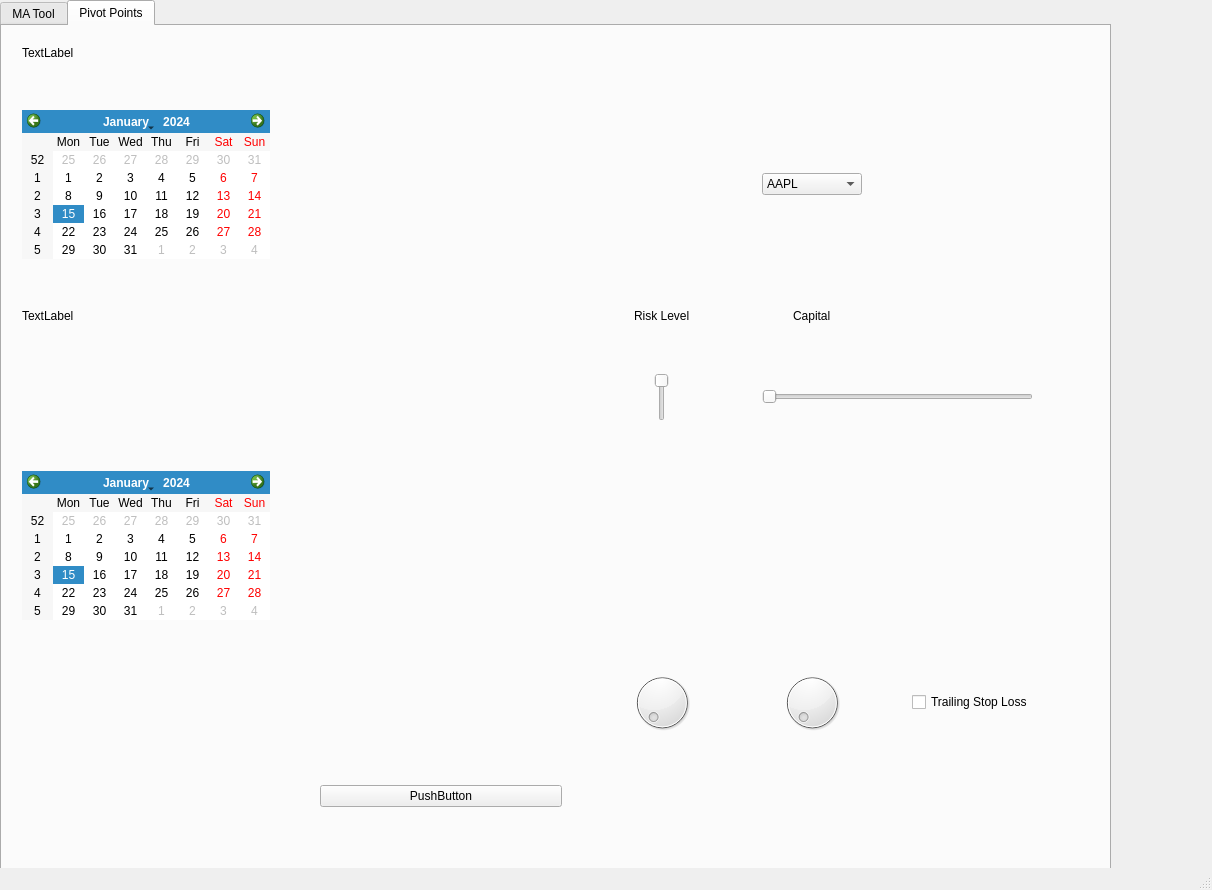
Old version of the form gui.ui in the repository MR-Crisp/Cryptobot.
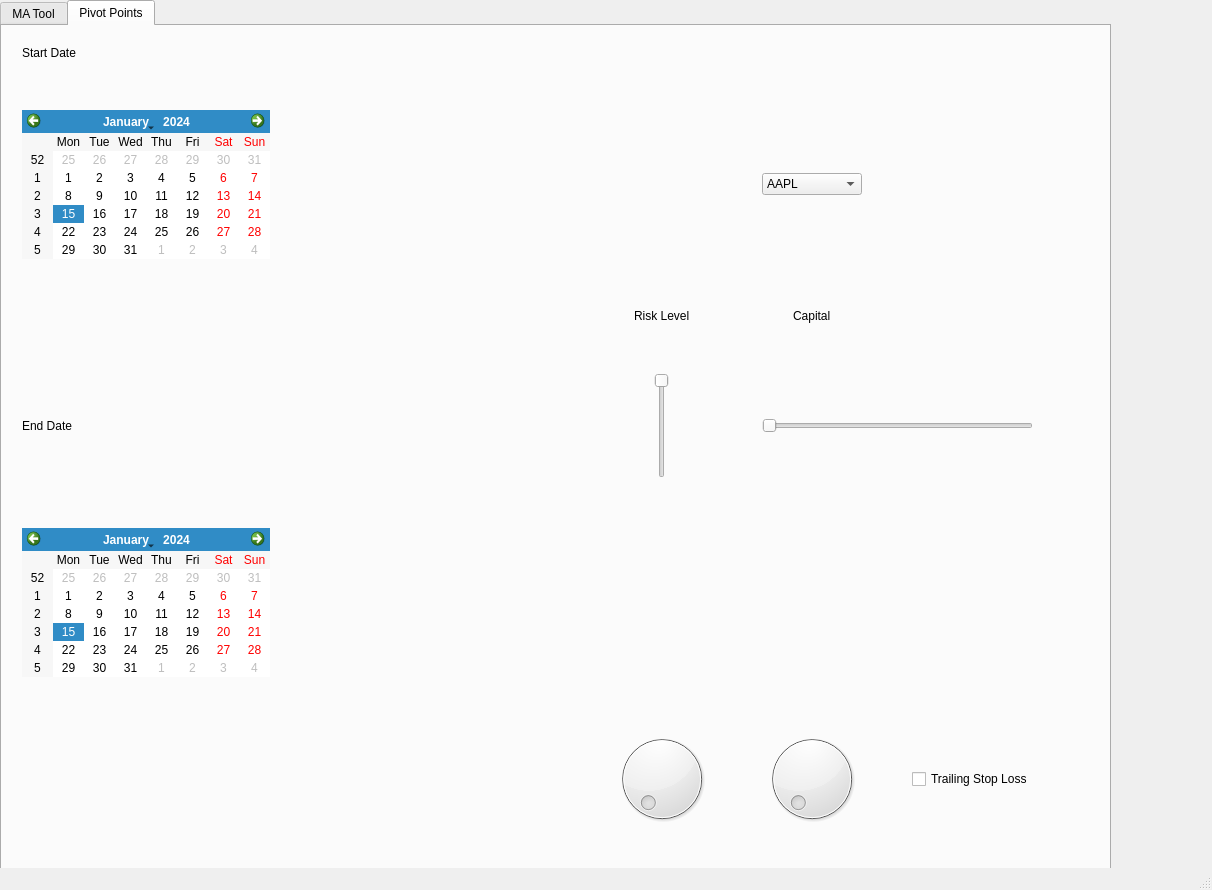
New version of the form.

Diff of the .ui file:
```diff
--- a/gui.ui
+++ b/gui.ui
@@ -236,7 +236,7 @@
         <x>20</x>
         <y>20</y>
         <width>1051</width>
-        <height>781</height>
+        <height>877</height>
        </rect>
       </property>
       <layout class="QGridLayout" name="gridLayout" rowstretch="0,0,0,0,0,0,0,0" columnstretch="0,0,0,0,0,0">
@@ -246,13 +246,6 @@
        <property name="spacing">
         <number>50</number>
        </property>
-       <item row="2" column="0">
-        <widget class="QLabel" name="label">
-         <property name="text">
-          <string>TextLabel</string>
-         </property>
-        </widget>
-       </item>
        <item row="5" column="3">
         <widget class="QDial" name="dial_2"/>
        </item>
@@ -262,7 +255,7 @@
        <item row="0" column="0">
         <widget class="QLabel" name="label_7">
          <property name="text">
-          <string>TextLabel</string>
+          <string>Start Date</string>
          </property>
         </widget>
        </item>
@@ -435,6 +428,13 @@
          </property>
         </spacer>
        </item>
+       <item row="3" column="0">
+        <widget class="QLabel" name="label">
+         <property name="text">
+          <string>End Date</string>
+         </property>
+        </widget>
+       </item>
       </layout>
      </widget>
     </widget>
```
Left out of the diff: 18 changed lines with no effect on the pictures.
